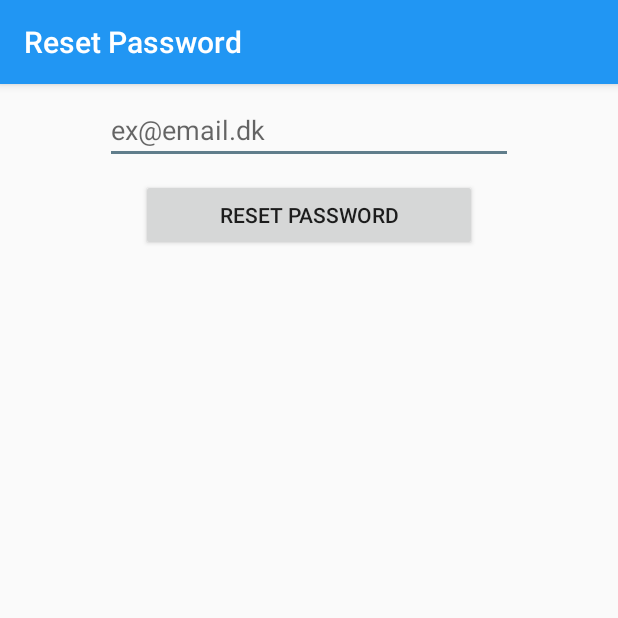
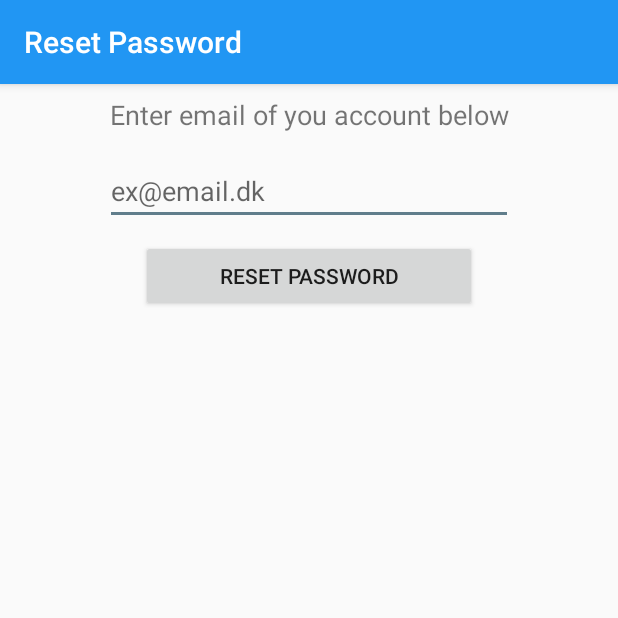
Before and after one commit to CPSO/KeaBankApp, an Android app: the ResetPasswordActivity screen opened directly, with no data from a screen before it, on a phone screen of 412 x 824 dp, the top half of it. Run offline under Robolectric (Android 15) with nearby library versions, the phone set to English and light mode, and no system bars; our stand-ins replace Firebase (no records; nobody signed in at launch, a user with empty details on screens opened directly).

Commit message:
reset password works, sends a email with a link, generated by firebase

```diff
--- a/app/src/main/java/com/example/keabankapp/ResetPasswordActivity.java
+++ b/app/src/main/java/com/example/keabankapp/ResetPasswordActivity.java
@@ -1,20 +1,27 @@
 package com.example.keabankapp;
 
+import android.support.annotation.NonNull;
 import android.support.v7.app.AppCompatActivity;
 import android.os.Bundle;
+import android.util.Log;
+import android.view.View;
 import android.widget.Button;
 import android.widget.EditText;
 import android.widget.ProgressBar;
+import android.widget.Toast;
 
+import com.google.android.gms.tasks.OnCompleteListener;
+import com.google.android.gms.tasks.Task;
 import com.google.firebase.auth.FirebaseAuth;
 
 public class ResetPasswordActivity extends AppCompatActivity {
-
+    private static final String TAG = "ResetPasswordActivity";
     ProgressBar progressBar;
     EditText etUserEmail;
     Button btnSubmitReset;
 
     FirebaseAuth mAuth;
+
 
     @Override
     protected void onCreate(Bundle savedInstanceState) {
@@ -22,15 +29,37 @@ public class ResetPasswordActivity extends AppCompatActivity {
         setContentView(R.layout.activity_reset_password);
         init();
         setTitle();
+        mAuth = FirebaseAuth.getInstance();
     }
 
     private void init(){
         etUserEmail = findViewById(R.id.etResetPwEmail);
         btnSubmitReset = findViewById(R.id.btnResetPassword);
+        btnSubmitReset.setOnClickListener(onClickResetSubmit);
 
     }
     private void setTitle(){
         this.setTitle("Reset Password");
+    }
 
-    }
+    private View.OnClickListener onClickResetSubmit = new View.OnClickListener() {
+        @Override
+        public void onClick(View v) {
+            Log.d(TAG, "onClickResetSubmit: Clicked ");
+            mAuth.sendPasswordResetEmail(etUserEmail.getText().toString().trim()).addOnCompleteListener(new OnCompleteListener<Void>() {
+                @Override
+                public void onComplete(@NonNull Task<Void> task) {
+                    if (task.isSuccessful()){
+                        Log.d(TAG, "onComplete: Email sent");
+                        Toast.makeText(ResetPasswordActivity.this,"Email with reset sent.", Toast.LENGTH_LONG).show();
+                        finish();
+                    }else {
+                        Log.d(TAG, "onComplete: Email Failed");
+                        Toast.makeText(ResetPasswordActivity.this,task.getException().getMessage() ,Toast.LENGTH_LONG).show();
+
+                    }
+                }
+            });
+        }
+    };
 }
--- a/app/src/main/res/layout/activity_reset_password.xml
+++ b/app/src/main/res/layout/activity_reset_password.xml
@@ -11,14 +11,14 @@
         android:layout_width="0dp"
         android:layout_height="wrap_content"
         android:layout_marginStart="70dp"
-        android:layout_marginTop="8dp"
+        android:layout_marginTop="16dp"
         android:layout_marginEnd="70dp"
         android:ems="10"
         android:hint="ex@email.dk"
-        android:inputType="textPersonName"
+        android:inputType="textEmailAddress"
         app:layout_constraintEnd_toEndOf="parent"
         app:layout_constraintStart_toStartOf="parent"
-        app:layout_constraintTop_toTopOf="parent" />
+        app:layout_constraintTop_toBottomOf="@+id/textView9" />
 
     <Button
         android:id="@+id/btnResetPassword"
@@ -31,4 +31,15 @@
         app:layout_constraintEnd_toEndOf="@+id/etResetPwEmail"
         app:layout_constraintStart_toStartOf="@+id/etResetPwEmail"
         app:layout_constraintTop_toBottomOf="@+id/etResetPwEmail" />
+
+    <TextView
+        android:id="@+id/textView9"
+        android:layout_width="wrap_content"
+        android:layout_height="wrap_content"
+        android:layout_marginTop="8dp"
+        android:text="Enter email of you account below"
+        android:textSize="18sp"
+        app:layout_constraintEnd_toEndOf="parent"
+        app:layout_constraintStart_toStartOf="parent"
+        app:layout_constraintTop_toTopOf="parent" />
 </android.support.constraint.ConstraintLayout>
```
